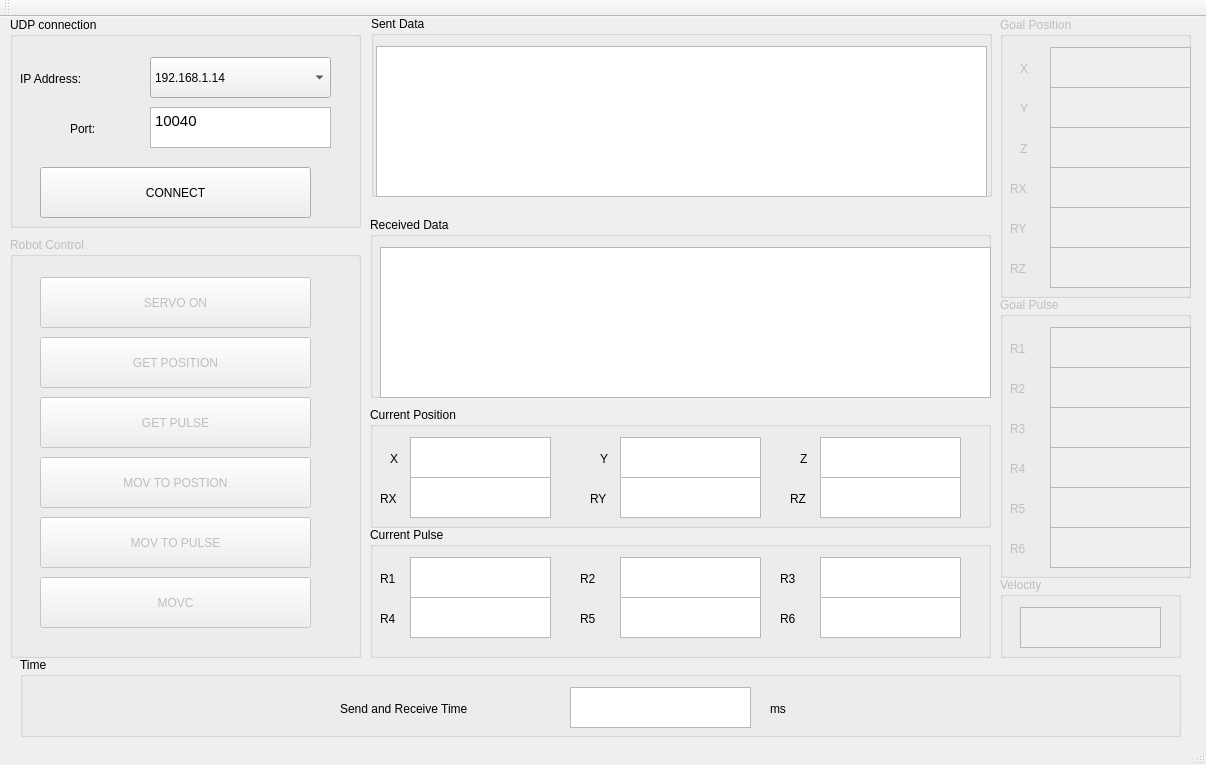
Above: mainwindow.ui from tapati0127/motoUDP before the change. Below: the same form after it.
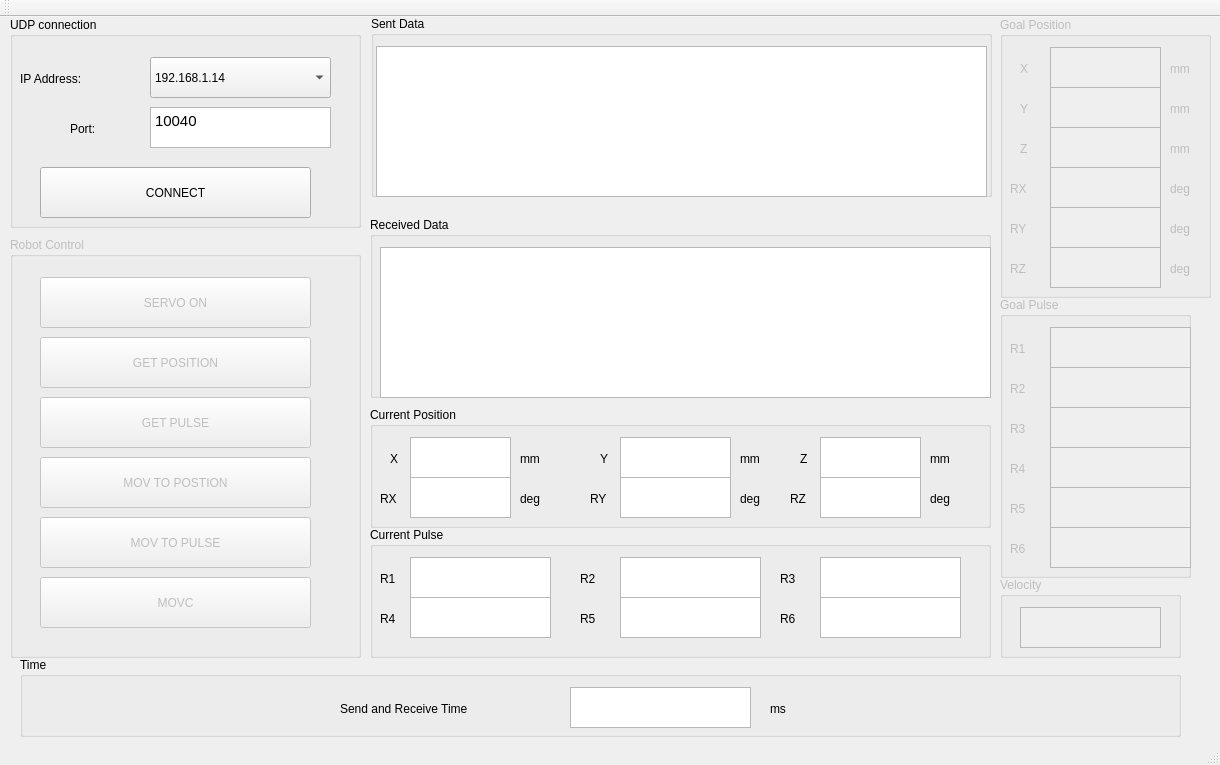
That is the form after the change.

Commit message: add check data

```diff
--- a/mainwindow.ui
+++ b/mainwindow.ui
@@ -6,7 +6,7 @@
    <rect>
     <x>0</x>
     <y>0</y>
-    <width>1206</width>
+    <width>1220</width>
     <height>765</height>
    </rect>
   </property>
@@ -260,7 +260,7 @@
       <rect>
        <x>40</x>
        <y>30</y>
-       <width>141</width>
+       <width>101</width>
        <height>41</height>
       </rect>
      </property>
@@ -296,7 +296,7 @@
       <rect>
        <x>250</x>
        <y>30</y>
-       <width>141</width>
+       <width>111</width>
        <height>41</height>
       </rect>
      </property>
@@ -319,7 +319,7 @@
       <rect>
        <x>450</x>
        <y>30</y>
-       <width>141</width>
+       <width>101</width>
        <height>41</height>
       </rect>
      </property>
@@ -329,7 +329,7 @@
       <rect>
        <x>250</x>
        <y>70</y>
-       <width>141</width>
+       <width>111</width>
        <height>41</height>
       </rect>
      </property>
@@ -378,7 +378,7 @@
       <rect>
        <x>40</x>
        <y>70</y>
-       <width>141</width>
+       <width>101</width>
        <height>41</height>
       </rect>
      </property>
@@ -388,11 +388,89 @@
       <rect>
        <x>450</x>
        <y>70</y>
-       <width>141</width>
+       <width>101</width>
        <height>41</height>
       </rect>
      </property>
     </widget>
+    <widget class="QLabel" name="label_27">
+     <property name="geometry">
+      <rect>
+       <x>150</x>
+       <y>40</y>
+       <width>41</width>
+       <height>23</height>
+      </rect>
+     </property>
+     <property name="text">
+      <string>mm</string>
+     </property>
+    </widget>
+    <widget class="QLabel" name="label_28">
+     <property name="geometry">
+      <rect>
+       <x>370</x>
+       <y>40</y>
+       <width>41</width>
+       <height>23</height>
+      </rect>
+     </property>
+     <property name="text">
+      <string>mm</string>
+     </property>
+    </widget>
+    <widget class="QLabel" name="label_29">
+     <property name="geometry">
+      <rect>
+       <x>560</x>
+       <y>40</y>
+       <width>41</width>
+       <height>23</height>
+      </rect>
+     </property>
+     <property name="text">
+      <string>mm</string>
+     </property>
+    </widget>
+    <widget class="QLabel" name="label_30">
+     <property name="geometry">
+      <rect>
+       <x>150</x>
+       <y>80</y>
+       <width>41</width>
+       <height>23</height>
+      </rect>
+     </property>
+     <property name="text">
+      <string>deg</string>
+     </property>
+    </widget>
+    <widget class="QLabel" name="label_31">
+     <property name="geometry">
+      <rect>
+       <x>370</x>
+       <y>80</y>
+       <width>41</width>
+       <height>23</height>
+      </rect>
+     </property>
+     <property name="text">
+      <string>deg</string>
+     </property>
+    </widget>
+    <widget class="QLabel" name="label_32">
+     <property name="geometry">
+      <rect>
+       <x>560</x>
+       <y>80</y>
+       <width>41</width>
+       <height>23</height>
+      </rect>
+     </property>
+     <property name="text">
+      <string>deg</string>
+     </property>
+    </widget>
    </widget>
    <widget class="QGroupBox" name="groupBox_6">
     <property name="geometry">
@@ -553,7 +631,7 @@
      <rect>
       <x>1000</x>
       <y>0</y>
-      <width>191</width>
+      <width>211</width>
       <height>281</height>
      </rect>
     </property>
@@ -565,7 +643,7 @@
       <rect>
        <x>50</x>
        <y>30</y>
-       <width>141</width>
+       <width>111</width>
        <height>41</height>
       </rect>
      </property>
@@ -575,7 +653,7 @@
       <rect>
        <x>50</x>
        <y>70</y>
-       <width>141</width>
+       <width>111</width>
        <height>41</height>
       </rect>
      </property>
@@ -585,7 +663,7 @@
       <rect>
        <x>50</x>
        <y>110</y>
-       <width>141</width>
+       <width>111</width>
        <height>41</height>
       </rect>
      </property>
@@ -595,7 +673,7 @@
       <rect>
        <x>50</x>
        <y>150</y>
-       <width>141</width>
+       <width>111</width>
        <height>41</height>
       </rect>
      </property>
@@ -605,7 +683,7 @@
       <rect>
        <x>50</x>
        <y>190</y>
-       <width>141</width>
+       <width>111</width>
        <height>41</height>
       </rect>
      </property>
@@ -615,7 +693,7 @@
       <rect>
        <x>50</x>
        <y>230</y>
-       <width>141</width>
+       <width>111</width>
        <height>41</height>
       </rect>
      </property>
@@ -698,6 +776,84 @@
       <string>RZ</string>
      </property>
     </widget>
+    <widget class="QLabel" name="label_35">
+     <property name="geometry">
+      <rect>
+       <x>170</x>
+       <y>40</y>
+       <width>41</width>
+       <height>23</height>
+      </rect>
+     </property>
+     <property name="text">
+      <string>mm</string>
+     </property>
+    </widget>
+    <widget class="QLabel" name="label_36">
+     <property name="geometry">
+      <rect>
+       <x>170</x>
+       <y>80</y>
+       <width>41</width>
+       <height>23</height>
+      </rect>
+     </property>
+     <property name="text">
+      <string>mm</string>
+     </property>
+    </widget>
+    <widget class="QLabel" name="label_37">
+     <property name="geometry">
+      <rect>
+       <x>170</x>
+       <y>120</y>
+       <width>41</width>
+       <height>23</height>
+      </rect>
+     </property>
+     <property name="text">
+      <string>mm</string>
+     </property>
+    </widget>
+    <widget class="QLabel" name="label_38">
+     <property name="geometry">
+      <rect>
+       <x>170</x>
+       <y>160</y>
+       <width>41</width>
+       <height>23</height>
+      </rect>
+     </property>
+     <property name="text">
+      <string>deg</string>
+     </property>
+    </widget>
+    <widget class="QLabel" name="label_39">
+     <property name="geometry">
+      <rect>
+       <x>170</x>
+       <y>200</y>
+       <width>41</width>
+       <height>23</height>
+      </rect>
+     </property>
+     <property name="text">
+      <string>deg</string>
+     </property>
+    </widget>
+    <widget class="QLabel" name="label_40">
+     <property name="geometry">
+      <rect>
+       <x>170</x>
+       <y>240</y>
+       <width>41</width>
+       <height>23</height>
+      </rect>
+     </property>
+     <property name="text">
+      <string>deg</string>
+     </property>
+    </widget>
    </widget>
    <widget class="QGroupBox" name="groupGoalPulse">
     <property name="enabled">
```
Left out of the diff: 2 changed lines with no effect on the pictures. The commit also changes 2 other files.
